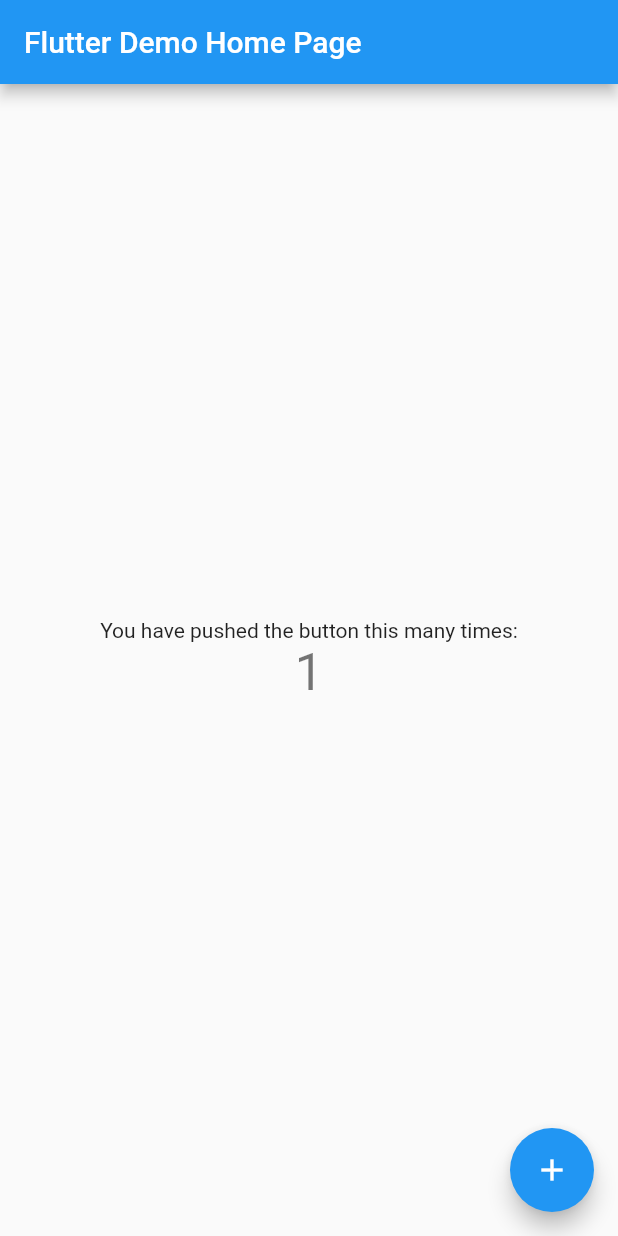
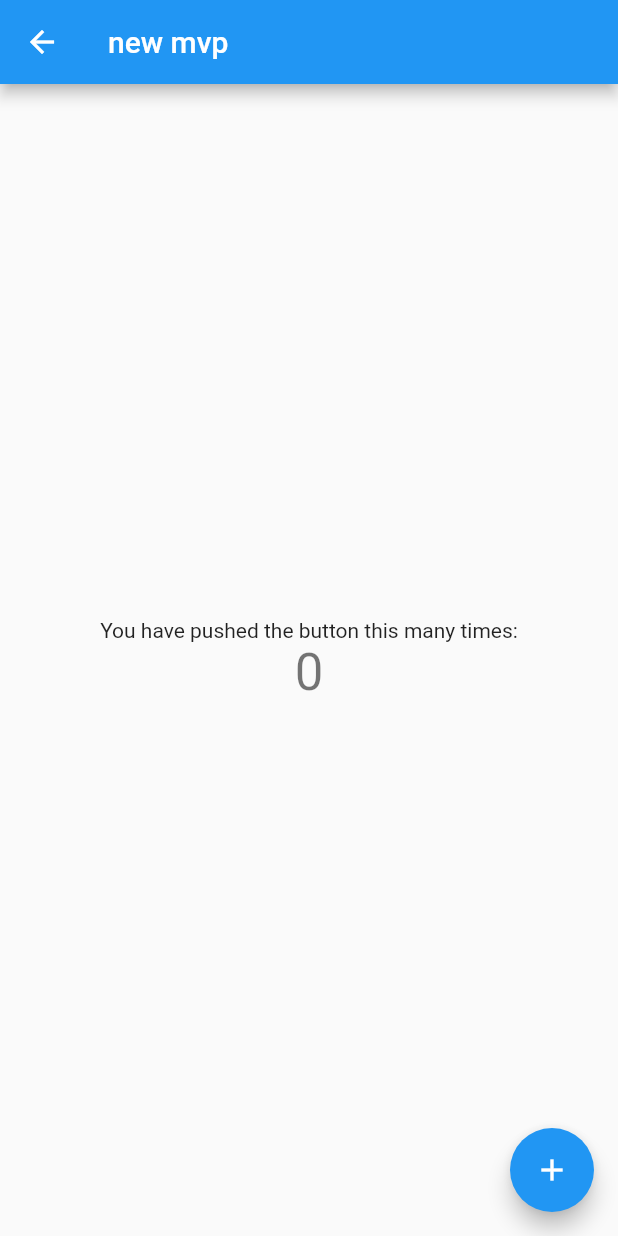
Before and after one commit to whiskeyfei/flutter-free, a Flutter app: the screen it shows after launch, after a tap on the "add" icon, on a phone screen of 412 x 824 dp. Run offline on Flutter 3.47's test engine with Material 2 defaults, Android fonts, the phone set to English and light mode, and no system bars; missing offline and left inert: mvp; generated files the repository leaves out were written again.

```diff
--- a/lib/main.dart
+++ b/lib/main.dart
@@ -1,5 +1,8 @@
 /// 导入使用到的包
 import 'package:flutter/material.dart';
+
+import 'mvp/demo.dart';
+import 'mvpdemo/mvp.dart';
 
 /// 应用程序的主入口
 void main() => runApp(MyApp());
@@ -37,9 +40,12 @@ class _MyHomePageState extends State<MyHomePage> {
   //点击事件
   void _incrementCounter() {
     ///调用了setState方法之后就会执行build进行刷新
-    setState(() {
-      _counter++;
-    });
+//    setState(() {
+//      _counter++;
+//    });
+
+//    Navigator.push(context, MaterialPageRoute(builder: (BuildContext context) => MainScreen()));
+    Navigator.push(context, MaterialPageRoute(builder: (BuildContext context) => DemoPage()));
   }
 
   @override
--- /dev/null
+++ b/lib/mvp/demo.dart
@@ -0,0 +1,101 @@
+import 'package:flutter/material.dart';
+import 'package:flutter_free/mvp/ibasepresenter.dart';
+
+import 'ibasestate.dart';
+import 'ibaseview.dart';
+import 'ipresenter.dart';
+
+class MainModel {
+  MainModel({this.counter = 0});
+
+  int counter;
+}
+
+class DemoPage extends StatefulWidget {
+  @override
+  State<StatefulWidget> createState() {
+    return DemoPageState();
+  }
+
+}
+
+class IDemoPresenter implements IPresenter {
+  void incrementButtonClick(){
+
+  }
+}
+
+abstract class IDemoView implements IBaseView {
+  void printTodo();
+}
+
+class DemoPresenter extends BasePresenter<MainModel,IDemoView> implements IDemoPresenter{
+
+  DemoPresenter(IBaseView view, MainModel viewModel) : super(view, viewModel);
+
+  @override
+  void incrementButtonClick() {
+    viewModel.counter++;
+    updateState(viewModel);
+    mView?.printTodo();
+  }
+
+}
+
+class DemoPageState extends IBaseState<DemoPage,MainModel> implements IDemoView{
+
+  DemoPresenter _presenter;
+
+  DemoPageState() {
+    viewModel = MainModel();
+    _presenter = DemoPresenter(this, viewModel);
+  }
+
+  @override
+  void initState() {
+    super.initState();
+    _presenter?.subscribe(applyState);
+  }
+
+  @override
+  void dispose() {
+    super.dispose();
+    _presenter?.unSubscribe();
+  }
+
+  @override
+  void printTodo() {
+    print("-> printTodo");
+  }
+
+  @override
+  Widget build(BuildContext context) {
+    return Scaffold(
+      appBar: AppBar(
+        title: Text("new mvp"),
+      ),
+      body: Center(
+        child: Column(
+          mainAxisAlignment: MainAxisAlignment.center,
+          children: <Widget>[
+            Text(
+              'You have pushed the button this many times:',
+            ),
+            Text(
+              "${viewModel.counter}",
+              style: Theme.of(context).textTheme.display1,
+            ),
+          ],
+        ),
+      ),
+      floatingActionButton: FloatingActionButton(
+        onPressed: () {
+          _presenter.incrementButtonClick();
+        },
+        tooltip: 'Increment',
+        child: Icon(Icons.add),
+      ),
+    );
+  }
+
+}
--- /dev/null
+++ b/lib/mvp/ibasepresenter.dart
@@ -0,0 +1,21 @@
+import 'package:flutter_free/mvp/ibaseview.dart';
+
+import 'ipresenter.dart';
+
+abstract class BasePresenter<V, T extends IBaseView> implements IPresenter {
+  T mView;
+  V viewModel;
+  Function updateState;
+
+  BasePresenter(this.mView, this.viewModel);
+
+  void subscribe(Function state) {
+    this.updateState = state;
+    this.updateState(viewModel);
+  }
+
+  void unSubscribe() {
+    this.updateState = null;
+    this.viewModel = null;
+  }
+}
--- /dev/null
+++ b/lib/mvp/ibasestate.dart
@@ -0,0 +1,17 @@
+import 'package:flutter/material.dart';
+
+abstract class IBaseState<T extends StatefulWidget, V> extends State<T> {
+  V viewModel;
+
+  IBaseState() {
+//    initViewModel();
+  }
+
+  void applyState(V viewModel) {
+    setState(() {
+      this.viewModel = viewModel;
+    });
+  }
+
+//  void initViewModel();
+}
--- /dev/null
+++ b/lib/mvp/ibaseview.dart
@@ -0,0 +1,3 @@
+abstract class IBaseView{
+
+}
--- /dev/null
+++ b/lib/mvp/ipresenter.dart
@@ -0,0 +1,3 @@
+class IPresenter{
+
+}
--- a/pubspec.yaml
+++ b/pubspec.yaml
@@ -34,6 +34,7 @@ dev_dependencies:
   #json 相关
   build_runner: ^1.0.0
   json_serializable: ^2.0.0
+  mvp: ^1.0.0
 
 # The following section is specific to Flutter.
 
```
Also changed, not shown: lib/mvpdemo/mvp.dart (added, +85 -0 lines), pubspec.lock.
